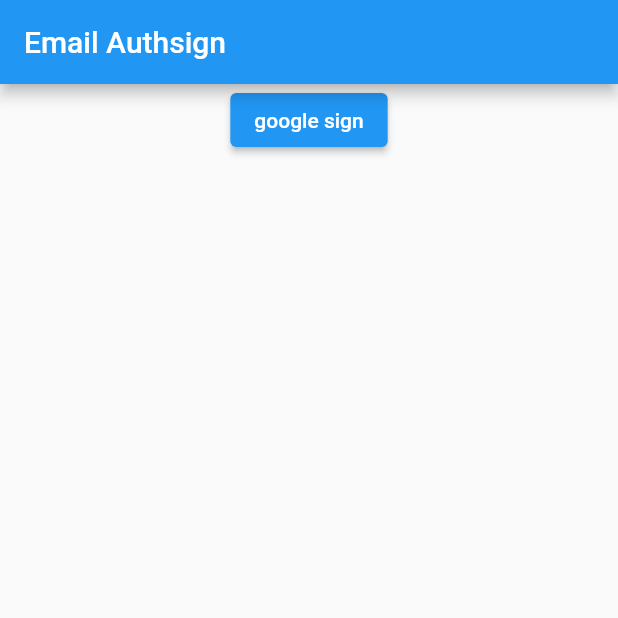
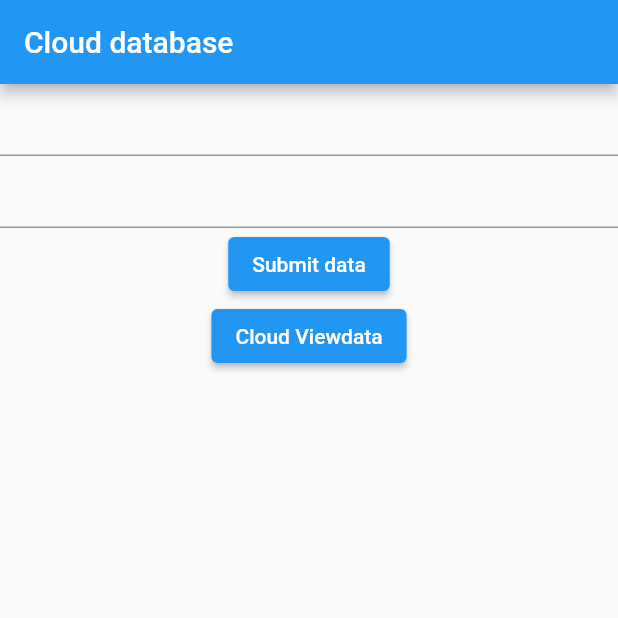
Before and after one commit to mayurdobariya92/firbase_auth, a Flutter app: the screen it shows after launch, on a phone screen of 412 x 824 dp, the top half of it. Run offline on Flutter 3.47's test engine with Material 2 defaults, Android fonts, the light colour scheme and no system bars; our stand-ins replace cloud_firestore, firebase_auth, firebase_core, firebase_database, flutter_otp_text_field, google_sign_in and 1 more; accounts and stored records are empty.

Commit message:
inital commit

```diff
--- /dev/null
+++ b/lib/firebase_Cloud_database.dart
@@ -0,0 +1,45 @@
+import 'package:cloud_firestore/cloud_firestore.dart';
+import 'package:firbase_auth/viewcloud.dart';
+import 'package:firbase_auth/viewrealtime.dart';
+import 'package:flutter/material.dart';
+
+class clouddatabase extends StatefulWidget {
+  const clouddatabase({Key? key}) : super(key: key);
+
+  @override
+  State<clouddatabase> createState() => _clouddatabaseState();
+}
+
+class _clouddatabaseState extends State<clouddatabase> {
+
+  TextEditingController t1=TextEditingController();
+  TextEditingController t2=TextEditingController();
+  @override
+  Widget build(BuildContext context) {
+    return Scaffold(appBar: AppBar(title: Text("Cloud database"),),
+      body: Column(
+        children: [
+          TextField(controller: t1,),
+          TextField(controller:t2 ,),
+          ElevatedButton(onPressed: () async {
+            CollectionReference users = FirebaseFirestore.instance.collection('Student');
+            users.add({
+              'name': "${t1.text}",
+              'contact': "${t2.text}",
+
+            })
+                .then((value) => print("User Added"))
+                .catchError((error) => print("Failed to add user: $error"));
+
+          }, child: Text("Submit data")),
+
+          ElevatedButton(onPressed: () {
+            Navigator.push(context, MaterialPageRoute(builder: (context) {
+              return viedata();
+            },));
+          }, child: Text("Cloud Viewdata")),
+        ],
+      ),
+    );
+  }
+}
--- a/lib/main.dart
+++ b/lib/main.dart
@@ -1,4 +1,6 @@
 import 'package:firbase_auth/dashbord.dart';
+import 'package:firbase_auth/firebase_Cloud_database.dart';
+import 'package:firbase_auth/firebase_realtime_database.dart';
 import 'package:firbase_auth/phonenumber.dart';
 import 'package:firebase_auth/firebase_auth.dart';
 import 'package:firebase_core/firebase_core.dart';
@@ -10,7 +12,7 @@
   await Firebase.initializeApp(
 
   );
-  runApp(MaterialApp(home: fireauth(),));
+  runApp(MaterialApp(home: clouddatabase(),));
 }
 class fireauth extends StatefulWidget {
   const fireauth({Key? key}) : super(key: key);
--- a/pubspec.yaml
+++ b/pubspec.yaml
@@ -41,6 +41,8 @@
   google_sign_in:
   otp_text_field:
   flutter_otp_text_field:
+  cloud_firestore:
+  firebase_database:
 
 dev_dependencies:
   flutter_test:
```
Also changed, not shown: lib/firebase_realtime_database.dart (added, +44 -0 lines), lib/viewcloud.dart (added, +42 -0 lines), lib/viewrealtime.dart (added, +67 -0 lines), pubspec.lock, 2 other files.
